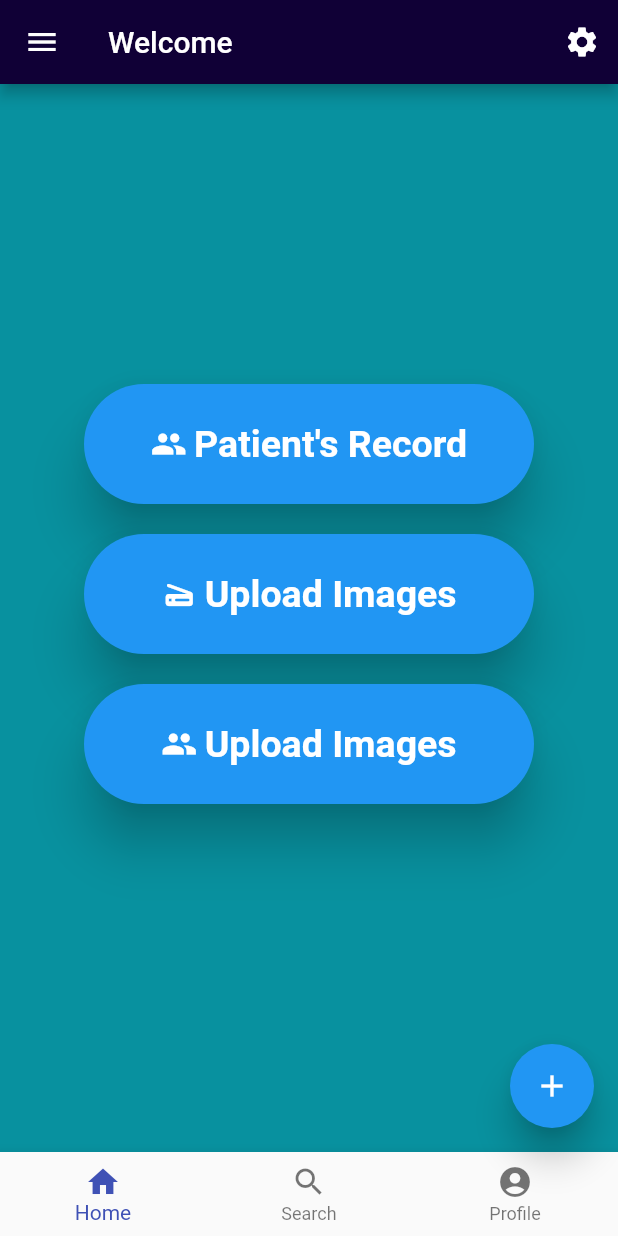
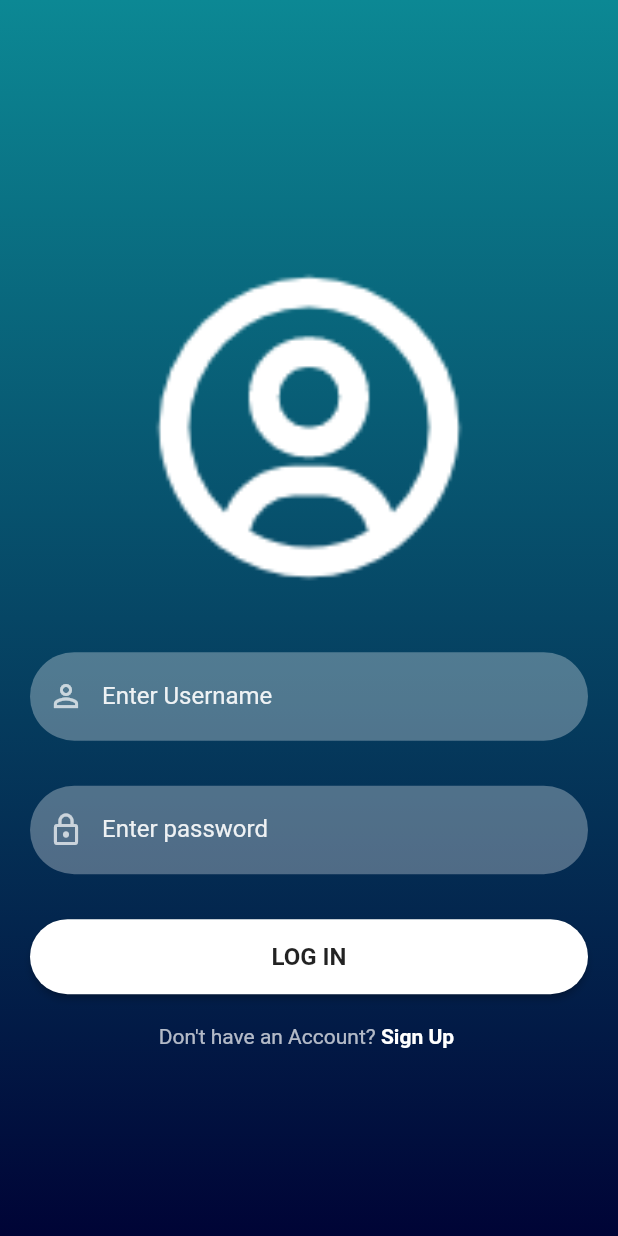
Before and after one commit to tanvik02/CERVIX-CANCER-, a Flutter app: the screen it shows after launch, on a phone screen of 412 x 824 dp. Run offline on Flutter 3.47's test engine with Material 2 defaults, Android fonts, the phone set to English and light mode, and no system bars; our stand-ins replace image_picker; missing offline and left inert: google_ml_kit.

Commit message:
CERVIX-CANCER UPADATION
Updating the Android application

```diff
--- a/cervical_cancer/lib/main.dart
+++ b/cervical_cancer/lib/main.dart
@@ -1,4 +1,5 @@
-import 'package:cervical_cancer/homepage.dart';
+import 'package:cervical_cancer/screens/homepage.dart';
+import 'package:cervical_cancer/screens/signin.dart';
 import 'package:flutter/material.dart';
 
 void main() {
@@ -25,32 +26,27 @@ class MyApp extends StatelessWidget {
         // is not restarted.
         primarySwatch: Colors.blue,
       ),
-      home: const homepage(),
+      home: const SignInScreen(),
     );
   }
 }
+
 /*
 class MyHomePage extends StatefulWidget {
   const MyHomePage({super.key, required this.title});
-
   // This widget is the home page of your application. It is stateful, meaning
   // that it has a State object (defined below) that contains fields that affect
   // how it looks.
-
   // This class is the configuration for the state. It holds the values (in this
   // case the title) provided by the parent (in this case the App widget) and
   // used by the build method of the State. Fields in a Widget subclass are
   // always marked "final".
-
   final String title;
-
   @override
   State<MyHomePage> createState() => _MyHomePageState();
 }
-
 class _MyHomePageState extends State<MyHomePage> {
   int _counter = 0;
-
   void _incrementCounter() {
     setState(() {
       // This call to setState tells the Flutter framework that something has
@@ -61,7 +57,6 @@ class _MyHomePageState extends State<MyHomePage> {
       _counter++;
     });
   }
-
   @override
   Widget build(BuildContext context) {
     // This method is rerun every time setState is called, for instance as done
--- /dev/null
+++ b/cervical_cancer/lib/reuseable_widget/reusable_widget.dart
@@ -0,0 +1,76 @@
+import 'package:flutter/material.dart';
+
+Image logoWiget(String imageName) {
+  return Image.asset(
+    imageName,
+    fit: BoxFit.fitWidth,
+    width: 240,
+    height: 240,
+    color: Colors.white,
+  );
+}
+
+TextField reusableTextField(String text, IconData icon,bool isPasswordType,
+    TextEditingController controller){
+
+  return TextField(
+    controller: controller,
+    obscureText: isPasswordType,
+    enableSuggestions: !isPasswordType,
+    autocorrect: !isPasswordType,
+    cursorColor: Colors.white,
+    style: TextStyle(color: Colors.white.withOpacity(0.9)),
+    decoration: InputDecoration(
+      prefixIcon: Icon(
+        icon,
+        color: Colors.white70,
+      ),
+      labelText: text,
+      labelStyle: TextStyle(color: Colors.white.withOpacity(0.9)),
+      filled: true,
+      floatingLabelBehavior: FloatingLabelBehavior.never,
+      fillColor: Colors.white.withOpacity(0.3),
+      border: OutlineInputBorder(
+          borderRadius: BorderRadius.circular(30.0),
+          borderSide: const BorderSide(width:0, style: BorderStyle.none)
+      ),
+    ),
+    keyboardType: isPasswordType
+        ? TextInputType.visiblePassword
+        : TextInputType.emailAddress,
+  );
+}
+
+Container signInSignUpButton(
+    BuildContext context,bool isLogin, Function onTap){
+  return Container(
+    width: MediaQuery.of(context).size.width,
+    height: 50,
+    margin: const EdgeInsets.fromLTRB(0, 10, 0, 20),
+    decoration: BoxDecoration(borderRadius: BorderRadius.circular(90)),
+    child: ElevatedButton(
+      onPressed: (){
+        onTap();
+      },
+      child: Text(
+        isLogin ? 'LOG IN': 'SIGN UP',
+        style: const TextStyle(
+            color: Colors.black87,
+            fontWeight: FontWeight.bold,
+            fontSize: 16
+        ),),
+      style: ButtonStyle(
+        backgroundColor: MaterialStateProperty.resolveWith((states){
+          if(states.contains(MaterialState.pressed)){
+            return Colors.black26;
+          }
+          return Colors.white;
+        }),
+
+        shape: MaterialStateProperty.all<RoundedRectangleBorder>(
+            RoundedRectangleBorder(borderRadius: BorderRadius.circular(30))
+        ),
+      ),
+    ),
+  );
+}
--- /dev/null
+++ b/cervical_cancer/lib/screens/signin.dart
@@ -0,0 +1,88 @@
+import 'package:cervical_cancer/screens/signup_screen.dart';
+import 'package:flutter/material.dart';
+
+
+import '../reuseable_widget/reusable_widget.dart';
+import '../utils/color_utils.dart';
+
+class SignInScreen extends StatefulWidget {
+  const SignInScreen({Key? key}) : super(key: key);
+
+  @override
+  State<SignInScreen> createState() => _SignInScreenState();
+}
+
+class _SignInScreenState extends State<SignInScreen> {
+  TextEditingController _passwordTextController = TextEditingController();
+  TextEditingController _emailTextController = TextEditingController();
+  @override
+  Widget build(BuildContext context) {
+    return Scaffold(
+      body: Container(
+        decoration: BoxDecoration(
+            gradient: LinearGradient(
+                colors:[hexStringToColor("0C8894"),
+                  hexStringToColor("000436"),
+                  //hexStringToColor("5E61F4")
+                ],
+                begin: Alignment.topCenter, end: Alignment.bottomCenter
+            )
+        ),
+
+        child: SingleChildScrollView(
+            child: Padding(
+              padding: EdgeInsets.fromLTRB(
+                  20, MediaQuery.of(context).size.height * 0.2, 20, 200) ,
+              child: Column(
+                children: <Widget>[
+                  logoWiget("assets/images/user-circle-regular-84.png"),
+                  const SizedBox(
+                    height: 30,
+                  ),
+                  reusableTextField(
+                      "Enter Username",
+                      Icons.person_outline,
+                      false,
+                      _emailTextController),
+                  const SizedBox(
+                    height: 30,
+                  ),
+                  reusableTextField(
+                      "Enter password",
+                      Icons.lock_outline,
+                      false,
+                      _passwordTextController),
+                  const SizedBox(
+                    height: 20,
+                  ),
+
+                  signInSignUpButton(context,true, (){}),
+                  signUpOption()
+                ],
+              ),
+            )
+        ),
+      ),
+    );
+  }
+
+  Row signUpOption(){
+    return Row(
+      mainAxisAlignment: MainAxisAlignment.center,
+      children: [
+        const Text("Don't have an Account?",
+            style: TextStyle(color: Colors.white70)),
+        GestureDetector(
+          onTap: (){
+            Navigator.push(context,
+                MaterialPageRoute(builder: (context) => SignUpScreen()));
+          },
+          child: const Text(
+            " Sign Up ",
+            style: TextStyle(color: Colors.white, fontWeight: FontWeight.bold),
+          ),
+        )
+      ],
+    );
+  }
+}
--- /dev/null
+++ b/cervical_cancer/lib/utils/color_utils.dart
@@ -0,0 +1,9 @@
+import 'package:flutter/material.dart';
+
+hexStringToColor(String hexColor) {
+  hexColor = hexColor.toUpperCase().replaceAll("#", "");
+  if(hexColor.length == 6){
+    hexColor ="FF" + hexColor;
+  }
+  return Color(int.parse(hexColor, radix: 16));
+}
```
Also changed, not shown: cervical_cancer/lib/screens/homepage.dart (added, +251 -0 lines), cervical_cancer/lib/screens/prescription.dart (added, +182 -0 lines), cervical_cancer/lib/screens/signup_screen.dart (added, +97 -0 lines), cervical_cancer/pubspec.yaml (+7 -4 lines), cervical_cancer/assets/images/user-circle-regular-84.png (added), cervical_cancer/lib/screens/examine_page.dart (added), cervical_cancer/pubspec.lock, 2 other files.
